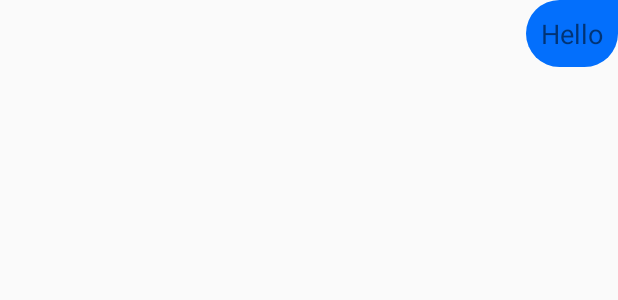
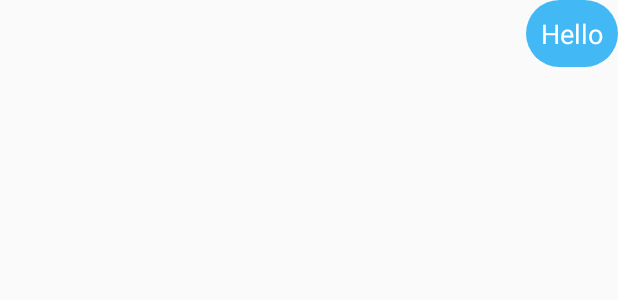
Before and after one commit to DerrickDK/LetsJitter, an Android app: the layout chat_widget_right.xml on its own in the app's theme, with its tools: preview values and no code run, on a phone screen of 412 x 824 dp. Shown: the top 300 px of the screen. Run offline under Robolectric (Android 15) with nearby library versions, the phone set to English and light mode, and no system bars.

Commit message:
changed chat color

```diff
--- a/app/src/main/res/drawable/background_left.xml
+++ b/app/src/main/res/drawable/background_left.xml
@@ -3,7 +3,7 @@
     android:shape="rectangle">
     <corners
         android:radius="100dp"
-        android:topLeftRadius="0dp"/>
+       />
     <solid android:color="#E7D8D5"/>
 
 
--- a/app/src/main/res/drawable/background_right.xml
+++ b/app/src/main/res/drawable/background_right.xml
@@ -3,8 +3,8 @@
     android:shape="rectangle">
     <corners
         android:radius="100dp"
-        android:topRightRadius="0dp"/>
-    <solid android:color="#036ffc"/>
+        />
+    <solid android:color="#42b9f5"/>
 
 
 </shape>
--- a/app/src/main/res/layout/chat_widget_right.xml
+++ b/app/src/main/res/layout/chat_widget_right.xml
@@ -27,6 +27,7 @@
             android:background="@drawable/background_right"
             android:layout_marginLeft="10dp"
             android:padding="10dp"
+            android:textColor="#ffffff"
             android:textSize="18sp"/>
 
     </LinearLayout>
```
